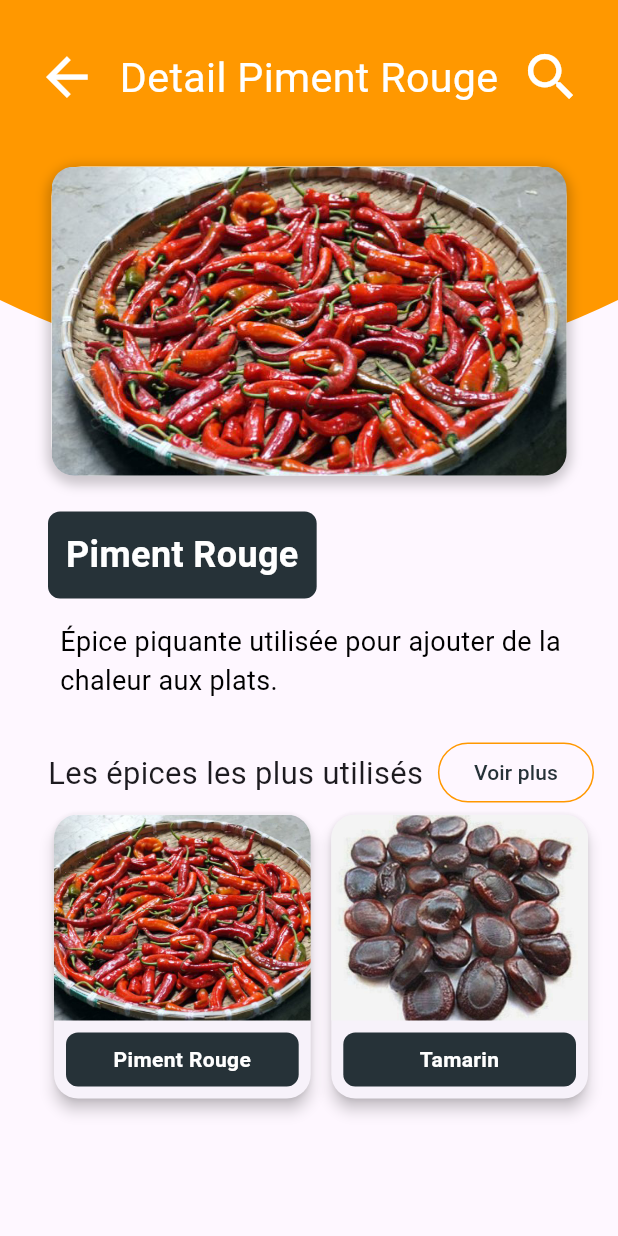
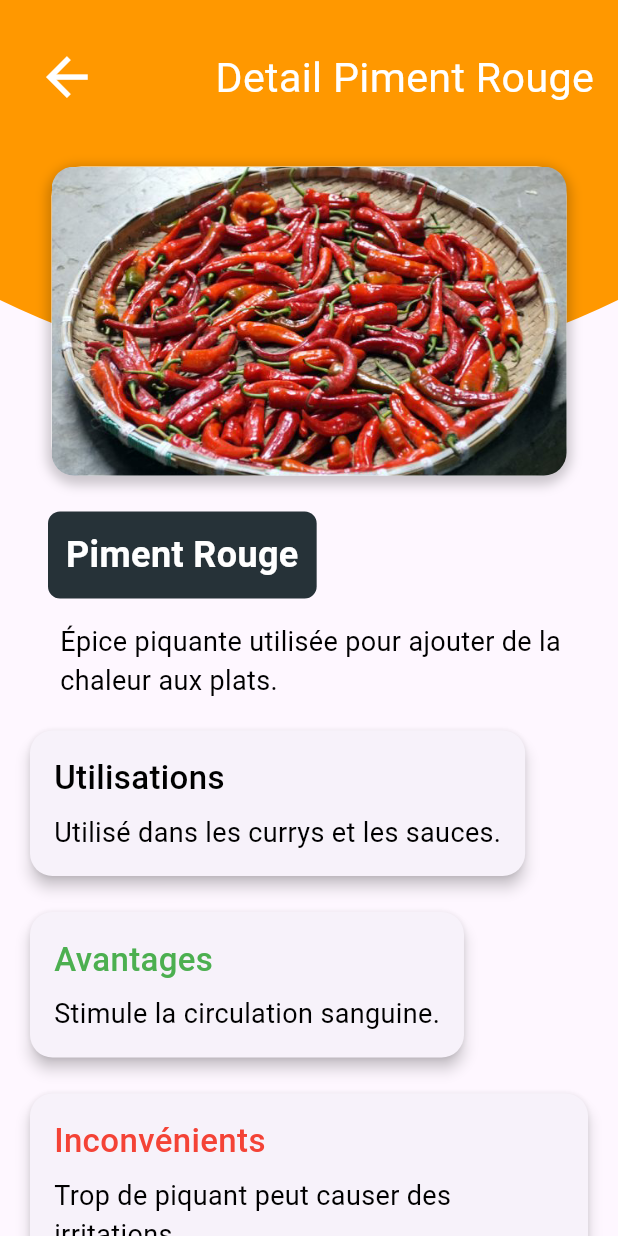
Before and after one commit to Domiynsbelhanda/epicesindiennes, a Flutter app: the SpiceDetail screen opened directly, on a phone screen of 412 x 824 dp. Run offline on Flutter 3.47's test engine with Material 3 defaults, Android fonts, the phone set to English and light mode, and no system bars; our stand-ins replace flutter_svg, video_player.

```diff
--- a/lib/composants/detailAppBar.dart
+++ b/lib/composants/detailAppBar.dart
@@ -37,19 +37,19 @@ Widget detailAppBar(String name, BuildContext context){
             ),
           ),
 
-          IconButton(
-              onPressed: (){
-                showSearch(
-                  context: context,
-                  delegate: SpiceSearchDelegate(indianSpices), // Pass your spices list
-                );
-              },
-              icon: Icon(
-                  Icons.search,
-                color: Colors.white,
-                size: width(context) / 10,
-              )
-          )
+          // IconButton(
+          //     onPressed: (){
+          //       showSearch(
+          //         context: context,
+          //         delegate: SpiceSearchDelegate(indianSpices), // Pass your spices list
+          //       );
+          //     },
+          //     icon: Icon(
+          //         Icons.search,
+          //       color: Colors.white,
+          //       size: width(context) / 10,
+          //     )
+          // )
         ],
       ),
     ),
--- a/lib/database.dart
+++ b/lib/database.dart
@@ -227,21 +227,21 @@ final List<Recipe> recipes = [
     name: "Curry de Légumes",
     description: "Un curry riche et épicé avec des légumes de saison.",
     image: "assets/images/curry_legumes.png",
-    link: "https://example.com/curry_legumes",
+    link: "assets/videos/curry.mp4",
   ),
   Recipe(
     id: 2,
     name: "Poulet Tandoori",
     description: "Poulet mariné dans un mélange d'épices tandoori et cuit au four.",
     image: "assets/images/poulet_tandoori.png",
-    link: "https://example.com/poulet_tandoori",
+    link: "assets/videos/tandoori.mp4",
   ),
   Recipe(
     id: 3,
     name: "Riz Biriyani",
     description: "Riz parfumé aux épices avec des légumes ou de la viande.",
     image: "assets/images/riz_biriyani.png",
-    link: "https://example.com/riz_biriyani",
+    link: "assets/videos/biryani.mp4",
   ),
 ];
 
--- a/lib/pages/spiceDetail.dart
+++ b/lib/pages/spiceDetail.dart
@@ -1,7 +1,6 @@
 import 'package:epicesindiennes/composants/detailAppBar.dart';
 import 'package:epicesindiennes/database.dart';
 import 'package:flutter/material.dart';
-
 import '../composants/epicesUse.dart';
 import '../global.dart';
 
@@ -27,7 +26,8 @@ class _SpiceDetail extends State<SpiceDetail> {
   @override
   Widget build(BuildContext context) {
     return Scaffold(
-      body: Stack(
+      body: SingleChildScrollView(
+        child: Stack(
           children: [
             ClipPath(
               clipper: CurvedClipper(),
@@ -42,29 +42,27 @@ class _SpiceDetail extends State<SpiceDetail> {
               crossAxisAlignment: CrossAxisAlignment.start,
               children: [
                 detailAppBar('Detail ${epice.name}', context),
-
-
                 Center(
                   child: Padding(
                     padding: const EdgeInsets.only(top: 8),
                     child: SizedBox(
-                    width: width(context) / 1.2, // Adjust as per your design
+                      width: width(context) / 1.2, // Ajuster selon votre design
                       height: width(context) / 2,
                       child: Container(
                         decoration: BoxDecoration(
-                        color: Colors.white, // White border
-                        borderRadius: BorderRadius.circular(20), // Outer border radius
+                          color: Colors.white, // Bordure blanche
+                          borderRadius: BorderRadius.circular(20), // Bordure extérieure
                           boxShadow: [
                             BoxShadow(
-                            color: Colors.black.withOpacity(0.2), // Shadow color
-                            spreadRadius: 3, // Extent of the shadow
-                            blurRadius: 6, // Smoothens the shadow edges
-                            offset: const Offset(0, 3), // Shadow position (x, y)
+                              color: Colors.black.withOpacity(0.2), // Couleur de l'ombre
+                              spreadRadius: 3, // Étendue de l'ombre
+                              blurRadius: 6, // Lissage des bords de l'ombre
+                              offset: const Offset(0, 3), // Position de l'ombre (x, y)
                             ),
                           ],
                         ),
                         child: ClipRRect(
-                        borderRadius: BorderRadius.circular(15), // Image corner radius
+                          borderRadius: BorderRadius.circular(15), // Rayon de coin de l'image
                           child: Image.asset(
                             epice.image,
                             fit: BoxFit.cover,
@@ -74,13 +72,11 @@ class _SpiceDetail extends State<SpiceDetail> {
                     ),
                   ),
                 ),
-
-
                 Container(
                   padding: const EdgeInsets.all(12.0),
                   margin: const EdgeInsets.only(top: 24.0, left: 32.0),
                   decoration: const BoxDecoration(
-                  color: Color(0xFF263238), // Background color for the title
+                    color: Color(0xFF263238), // Couleur de fond du titre
                     borderRadius: BorderRadius.only(
                       bottomLeft: Radius.circular(8),
                       bottomRight: Radius.circular(8),
@@ -92,15 +88,12 @@ class _SpiceDetail extends State<SpiceDetail> {
                     epice.name,
                     textAlign: TextAlign.center,
                     style: const TextStyle(
-                    color: Colors.white, // Text color
+                      color: Colors.white, // Couleur du texte
                       fontWeight: FontWeight.bold,
-                    fontSize: 24
+                      fontSize: 24,
                     ),
                   ),
                 ),
-
-
-
                 Container(
                   padding: const EdgeInsets.all(8.0),
                   margin: const EdgeInsets.only(top: 8.0, left: 32.0),
@@ -109,21 +102,61 @@ class _SpiceDetail extends State<SpiceDetail> {
                     textAlign: TextAlign.left,
                     style: const TextStyle(
                       color: Colors.black,
-                    fontSize: 18
+                      fontSize: 18,
                     ),
                   ),
                 ),
-
-
+                // Carte pour Utilisations
+                _buildCard('Utilisations', epice.utilization),
+                // Carte pour Avantages
+                _buildCard('Avantages', epice.advantage, color: Colors.green),
+                // Carte pour Inconvénients
+                _buildCard('Inconvénients', epice.inconvenient, color: Colors.red),
                 Padding(
                   padding: const EdgeInsets.only(left: 16.0),
                   child: epicesUse(context),
                 ),
-
-
               ],
             ),
           ],
+        ),
+      ),
+    );
+  }
+
+  // Fonction pour construire une carte
+  Widget _buildCard(String title, String content, {Color? color}) {
+    return Padding(
+      padding: const EdgeInsets.symmetric(horizontal: 16.0, vertical: 8.0),
+      child: Card(
+        elevation: 4,
+        shape: RoundedRectangleBorder(
+          borderRadius: BorderRadius.circular(15),
+        ),
+        child: Padding(
+          padding: const EdgeInsets.all(16.0),
+          child: Column(
+            crossAxisAlignment: CrossAxisAlignment.start,
+            children: [
+              Text(
+                title,
+                style: TextStyle(
+                  fontSize: 22,
+                  fontWeight: FontWeight.w500,
+                  color: color ?? Colors.black,
+                ),
+              ),
+              SizedBox(height: 8),
+              Text(
+                content,
+                style: const TextStyle(
+                  fontSize: 18,
+                  color: Colors.black,
+                ),
+              ),
+            ],
+          ),
+        ),
       ),
     );
   }
--- a/pubspec.yaml
+++ b/pubspec.yaml
@@ -36,6 +36,7 @@ dependencies:
   # Use with the CupertinoIcons class for iOS style icons.
   cupertino_icons: ^1.0.6
   flutter_svg:
+  video_player: ^2.5.0
 
 dev_dependencies:
   flutter_test:
@@ -74,6 +75,7 @@ flutter:
     - assets/icons/
     - assets/images/
     - assets/categories/
+    - assets/videos/
 
   # To add custom fonts to your application, add a fonts section here,
   # in this "flutter" section. Each entry in this list should have a
```
Also changed, not shown: lib/main.dart (+7 -3 lines), lib/pages/recipe.dart (added, +43 -0 lines), lib/pages/recipeDetail.dart (added, +249 -0 lines), lib/pages/settings.dart (added, +28 -0 lines), pubspec.lock, 3 other files. Lines whose indentation alone changed are shown as unchanged.
